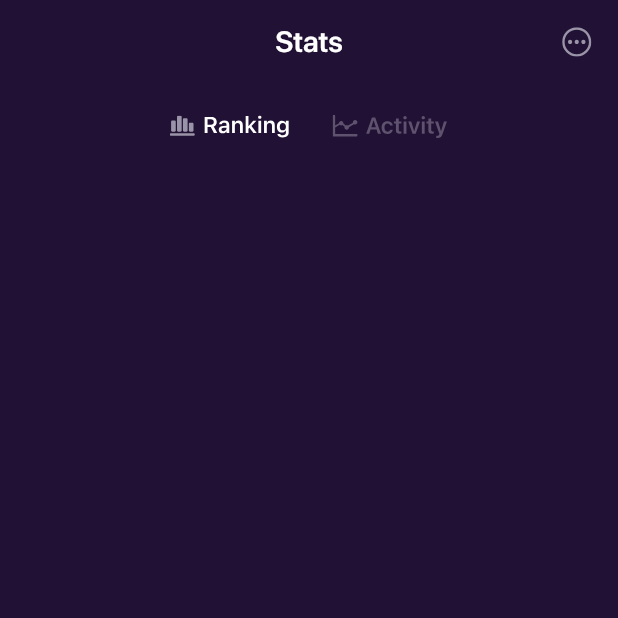
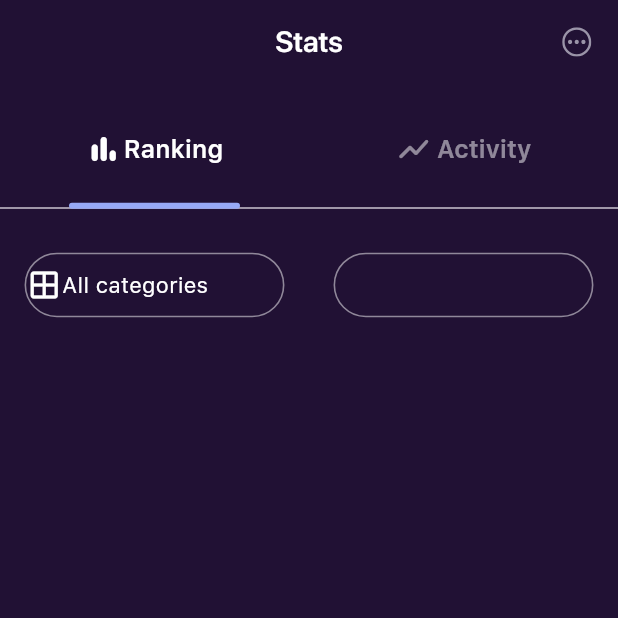
Before and after one commit to mmalizadgan/nftmarketplace, a Flutter app: the screen it shows after launch, on a phone screen of 412 x 824 dp, the top half of it. Run offline on Flutter 3.47's test engine with Material 3 defaults, Android fonts, the phone set to English and light mode, and no system bars; our stand-ins replace flutter_riverpod, flutter_screenutil, flutter_svg.

Commit message:
finish tabBar in stats screen

```diff
--- a/lib/core/constants/app_colors.dart
+++ b/lib/core/constants/app_colors.dart
@@ -3,6 +3,7 @@ import 'package:flutter/material.dart';
 class AppColors {
 
  static const backgroundColor = Color(0xFF211134);
+ static const indicatorColor = Color(0xFF97A9F6);
 
 
 }
--- a/lib/core/constants/app_icons.dart
+++ b/lib/core/constants/app_icons.dart
@@ -1,5 +1,3 @@
-import 'dart:ui';
-import 'package:flutter/material.dart';
 import 'package:flutter_svg/flutter_svg.dart';
 
 class AppIcons {
--- a/lib/core/constants/app_text_styles.dart
+++ b/lib/core/constants/app_text_styles.dart
@@ -13,6 +13,12 @@ class AppTextStyles {
     fontWeight: FontWeight.w400,
     color: Colors.white,
     fontSize: 9.91.sp,
+  );
+   static TextStyle regular13 = TextStyle(
+    fontFamily: 'SFProText',
+    fontWeight: FontWeight.w400,
+    color: Colors.white,
+    fontSize: 13.51.sp,
   );
   static TextStyle semibold11 = TextStyle(
     fontFamily: 'SFProText',
--- a/lib/main.dart
+++ b/lib/main.dart
@@ -1,10 +1,7 @@
 import 'package:flutter/material.dart';
 import 'package:flutter_riverpod/flutter_riverpod.dart';
 import 'package:flutter_screenutil/flutter_screenutil.dart';
-import 'package:nftmarketplace/presentation/screens/home_screen.dart';
-import 'package:nftmarketplace/presentation/screens/onboarding_screen.dart';
 import 'package:nftmarketplace/presentation/screens/state_screen.dart';
-import 'package:nftmarketplace/presentation/widget/bottom_nav_bar.dart';
 
 void main() {
   runApp(ProviderScope(child: const MyApp()));
--- a/lib/presentation/screens/home_screen.dart
+++ b/lib/presentation/screens/home_screen.dart
@@ -4,8 +4,8 @@ import 'package:nftmarketplace/core/constants/app_assets.dart';
 import 'package:nftmarketplace/core/constants/app_colors.dart';
 import 'package:nftmarketplace/core/constants/app_text_styles.dart';
 import 'package:nftmarketplace/presentation/widget/bottom_nav_bar.dart';
-import 'package:nftmarketplace/presentation/widget/frame_1.dart';
-import 'package:nftmarketplace/presentation/widget/nft_card.dart';
+import 'package:nftmarketplace/presentation/widget/onboarding_widget/frame_1.dart';
+import 'package:nftmarketplace/presentation/widget/onboarding_widget/nft_card.dart';
 
 class HomeScreen extends StatelessWidget {
   const HomeScreen({super.key});
--- a/lib/presentation/screens/state_screen.dart
+++ b/lib/presentation/screens/state_screen.dart
@@ -3,6 +3,7 @@ import 'package:flutter_screenutil/flutter_screenutil.dart';
 import 'package:nftmarketplace/core/constants/app_colors.dart';
 import 'package:nftmarketplace/core/constants/app_icons.dart';
 import 'package:nftmarketplace/core/constants/app_text_styles.dart';
+import 'package:nftmarketplace/presentation/widget/state_widget/Stats_Tab_bar.dart';
 
 class StateScreen extends StatelessWidget {
   const StateScreen({super.key});
@@ -18,29 +19,52 @@ class StateScreen extends StatelessWidget {
         elevation: 0,
         centerTitle: true,
         actions: [
-          SizedBox(
-            width: 18.02.w,
-            height: 18.02.h,
-            child: AppIcons.moreButton,
-          ),
+          SizedBox(width: 18.02.w, height: 18.02.h, child: AppIcons.moreButton),
           SizedBox(width: 14.41.w),
         ],
-
       ),
-      body: Column(children: [
-        SizedBox(height: 18.92.h,),
-        Row(
-          mainAxisAlignment: MainAxisAlignment.center,
-          children: [
-            AppIcons.ranking,
-            SizedBox(width: 24.33.w,),
-            AppIcons.activity,
-          ],
-        )
-
-
-
-      ],),
+      body: Column(
+        mainAxisAlignment: MainAxisAlignment.start,
+        children: [
+          SizedBox(height: 18.92.h),
+          StatsTabBar(),
+          SizedBox(height: 27.03.h),
+          Row(
+            mainAxisAlignment: MainAxisAlignment.spaceAround,
+            children: [
+              Container(
+                width: 147.75184631347656.w,
+                height: 39.72129821777344.h,
+                decoration: BoxDecoration(
+                  border: Border.all(
+                    color: Colors.white.withValues(alpha: 0.5),
+                    width: 0.9.w,
+                  ),
+                  borderRadius: BorderRadius.circular(27.03.r),
+                ),
+                child: Row(
+                  children: [
+                    Icon(Icons.window_outlined, color: Colors.white),
+                    Text("All categories", style: AppTextStyles.regular13),
+                    // Icon(Icons, color: Colors.white),
+                  ],
+                ),
+              ),
+              Container(
+                width: 147.75184631347656.w,
+                height: 39.72129821777344.h,
+                decoration: BoxDecoration(
+                  border: Border.all(
+                    color: Colors.white.withValues(alpha: 0.5),
+                    width: 0.9.w,
+                  ),
+                  borderRadius: BorderRadius.circular(27.03.r),
+                ),
+              ),
+            ],
+          ),
+        ],
+      ),
     );
   }
 }
--- a/lib/presentation/widget/bottom_nav_bar.dart
+++ b/lib/presentation/widget/bottom_nav_bar.dart
@@ -3,7 +3,6 @@ import 'package:flutter/material.dart';
 import 'package:flutter_screenutil/flutter_screenutil.dart';
 import 'package:nftmarketplace/core/constants/app_colors.dart';
 import 'package:nftmarketplace/core/constants/app_icons.dart';
-import 'package:flutter_svg/flutter_svg.dart';
 
 class BottomNavBar extends StatelessWidget {
   const BottomNavBar({super.key});
--- /dev/null
+++ b/lib/presentation/widget/state_widget/Stats_Tab_bar.dart
@@ -0,0 +1,71 @@
+import 'package:flutter/material.dart';
+import 'package:flutter_screenutil/flutter_screenutil.dart';
+import 'package:nftmarketplace/core/constants/app_colors.dart';
+import 'package:nftmarketplace/core/constants/app_text_styles.dart';
+
+class StatsTabBar extends StatelessWidget {
+  const StatsTabBar({super.key});
+
+  @override
+  Widget build(BuildContext context) {
+    return DefaultTabController(
+      length: 2, // تعداد تب‌ها
+      child: Column(
+        children: [
+          TabBar(
+            indicator: UnderlineTabIndicator(
+              borderSide: BorderSide(
+                width: 3.6.r,
+                color: AppColors.indicatorColor,
+              ),
+              insets: EdgeInsets.symmetric(
+                horizontal: 30,
+              ),
+              borderRadius: BorderRadius.circular(10)
+            ),
+            labelColor: Colors.white,
+            unselectedLabelColor: Colors.white.withValues(alpha: 0.5),
+            labelStyle: AppTextStyles.semibold15,
+            unselectedLabelStyle: AppTextStyles.semibold15,
+
+            tabs: [
+              Padding(
+                padding:  EdgeInsets.only(bottom: 13.51.h),
+                child: Tab(
+                  child: Row(
+                    mainAxisAlignment: MainAxisAlignment.center,
+                    children: [
+                      Icon(Icons.bar_chart_rounded),
+                      SizedBox(width: 1.w),
+                      Text("Ranking"),
+                    ],
+                  ),
+                ),
+              ),
+              Padding(
+                padding:  EdgeInsets.only(bottom: 13.51.h),
+                child: Tab(
+                  child: Row(
+                    mainAxisAlignment: MainAxisAlignment.center,
+                    children: [
+                      Icon(Icons.show_chart_rounded),
+                      SizedBox(width: 3.w),
+                      Text("Activity"),
+                    ],
+                  ),
+                ),
+              ),
+            ],
+          ),
+          // محتوا برای هر تب
+          // TabBarView(
+          //   children: [
+          //     Center(child: Text("Ranking Content")),
+          //     Center(child: Text("Activity Content")),
+          //   ],
+          // ),
+        ],
+      ),
+    );
+  }
+}
```
Also changed, not shown: lib/presentation/widget/onboarding_widget/frame_1.dart (renamed from lib/presentation/widget/frame_1.dart), lib/presentation/widget/onboarding_widget/nft_card.dart (renamed from lib/presentation/widget/nft_card.dart).
